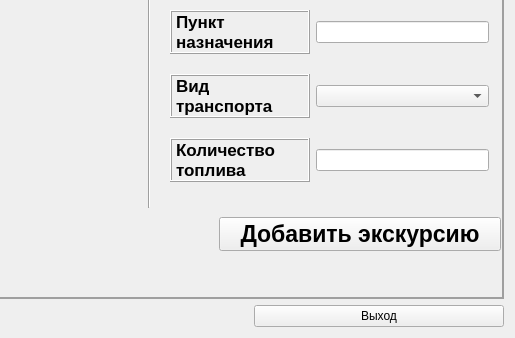
Above: excursion/widget.ui from mary-anitikin/excursion_book before the change; both pictures show x 674 to 1189 and y 224 to 562 of the 1189 by 562 pixel window. Below: the same form after it.
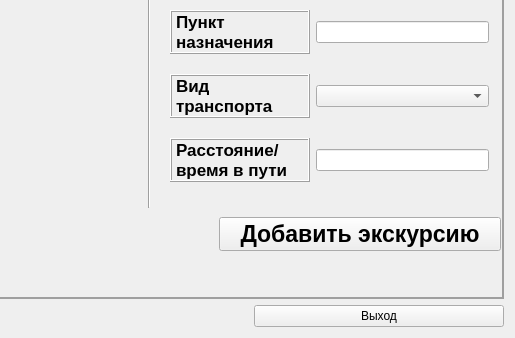
That is the form after the change.

```diff
--- a/excursion/widget.ui
+++ b/excursion/widget.ui
@@ -264,7 +264,7 @@
         <enum>Qt::Vertical</enum>
        </property>
       </widget>
-      <widget class="QWidget" name="">
+      <widget class="QWidget" name="layoutWidget">
        <property name="geometry">
         <rect>
          <x>820</x>
@@ -449,8 +449,8 @@
              <number>1</number>
             </property>
             <property name="text">
-             <string>Количество
-топлива</string>
+             <string>Расстояние/
+время в пути</string>
             </property>
            </widget>
           </item>
```
Left out of the diff: 4 changed lines with no effect on the pictures.
